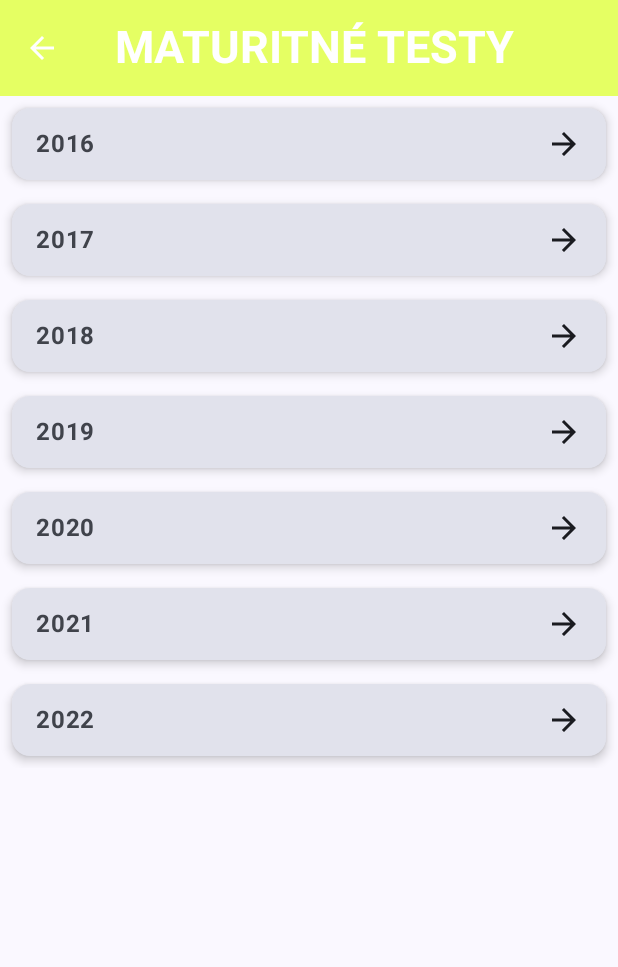
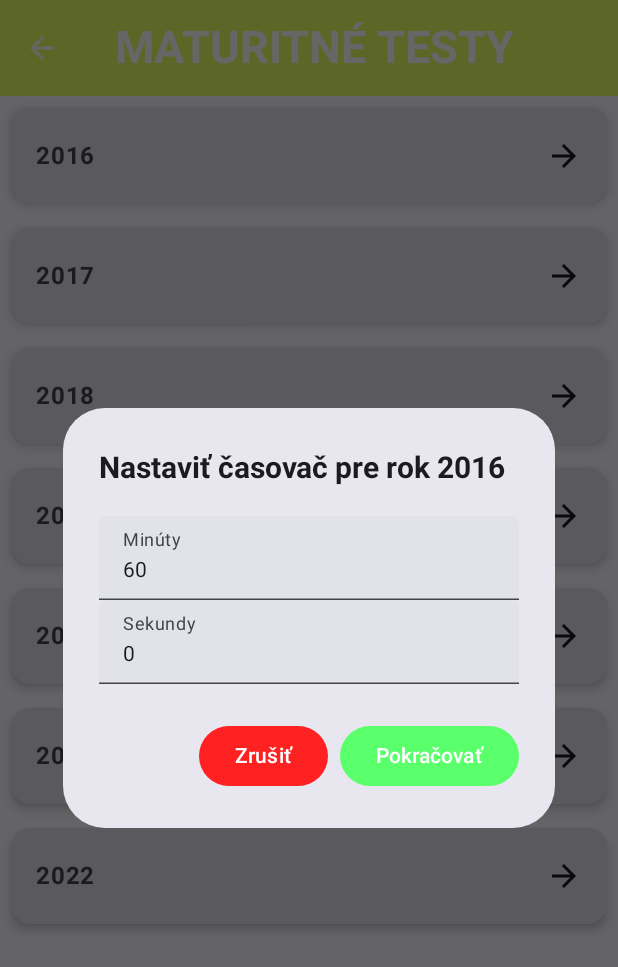
Before and after one commit to maryoxd/Maturant, an Android app built with Jetpack Compose: the MaturitaTestScreen screen opened through its navigation route, after a tap on "2016", on a phone screen of 412 x 824 dp. Shown: the top 967 px of the screen. Run offline under Robolectric (Android 15) with nearby library versions, the light colour scheme and no system bars.

Commit message:
- Pridanie načítavania maturitného testu (bez otázok) - Pridanie časovača (skoro som zomrel) - Opravenie ViewModelu - Všeobecná úprava kódu

```diff
--- a/app/src/main/java/com/example/maturant/MainActivity.kt
+++ b/app/src/main/java/com/example/maturant/MainActivity.kt
@@ -1,16 +1,19 @@
 package com.example.maturant
 
-import com.example.maturant.Topics.DetailScreen
 import android.os.Bundle
 import androidx.activity.ComponentActivity
 import androidx.activity.compose.setContent
 import androidx.navigation.compose.NavHost
+import androidx.navigation.compose.rememberNavController
+import com.example.maturant.maturitaScreens.MaturitaTestScreen
+import com.example.maturant.maturitaScreens.TestScreen
+import com.example.maturant.topics.GrammarTopicsScreen
+import com.example.maturant.topics.LiteratureTopicsScreen
+import com.example.maturant.ui.theme.MaturantTheme
+import androidx.lifecycle.viewmodel.compose.viewModel
 import androidx.navigation.compose.composable
-import androidx.navigation.compose.rememberNavController
-import com.example.maturant.MaturitaScreens.MaturitaTestScreen
-import com.example.maturant.Topics.GrammarTopicsScreen
-import com.example.maturant.Topics.LiteratureTopicsScreen
-import com.example.maturant.ui.theme.MaturantTheme
+import com.example.maturant.topics.DetailScreen
+import com.example.maturant.viewModels.MaturitaViewModel
 
 class MainActivity : ComponentActivity() {
     override fun onCreate(savedInstanceState: Bundle?) {
@@ -18,15 +21,19 @@ class MainActivity : ComponentActivity() {
         setContent {
             MaturantTheme {
                 val navController = rememberNavController()
-                NavHost(navController = navController, startDestination = "mainScreen") {
-                    composable("MainScreen") { MainScreen(navController)}
+                val viewModelMaturitaViewModel: MaturitaViewModel = viewModel()
+                NavHost(navController = navController, startDestination = "MainScreen") {
+                    composable("MainScreen") { MainScreen(navController) }
                     composable("GrammarTopicsScreen") { GrammarTopicsScreen(navController) }
                     composable("LiteratureTopicsScreen") { LiteratureTopicsScreen(navController) }
-                    composable("MaturitaTestScreen") { MaturitaTestScreen(navController) }
+                    composable("MaturitaTestScreen") { MaturitaTestScreen(navController, viewModelMaturitaViewModel) }
+                    composable("TestScreen") {
+                        TestScreen(navController, viewModelMaturitaViewModel)
+                    }
                     composable("DetailScreen/{style}/{source}/{colorName}") { backStackEntry ->
                         DetailScreen(
                             style = backStackEntry.arguments?.getString("style") ?: "",
-                            source = backStackEntry.arguments?.getString("source") ?: "unknown",
+                            source = backStackEntry.arguments?.getString("source") ?: "",
                             colorName = backStackEntry.arguments?.getString("colorName") ?: "Green",
                             navController = navController
                         )
--- a/app/src/main/java/com/example/maturant/MainScreen.kt
+++ b/app/src/main/java/com/example/maturant/MainScreen.kt
@@ -32,7 +32,7 @@ import androidx.lifecycle.viewmodel.compose.viewModel
 import androidx.navigation.NavController
 import com.example.maturant.ui.theme.AppColors
 import com.example.maturant.ui.theme.CommonComponents.BulletPoint
-import com.example.maturant.ViewModels.SharedViewModel
+import com.example.maturant.viewModels.SharedViewModel
 
 
 @Composable
--- a/app/src/main/java/com/example/maturant/MaturitaScreens/MaturitaTestScreen.kt
+++ b/app/src/main/java/com/example/maturant/maturitaScreens/MaturitaTestScreen.kt
@@ -1,53 +1,61 @@
-package com.example.maturant.MaturitaScreens
+package com.example.maturant.maturitaScreens
+
 
 import androidx.navigation.NavController
-import com.example.maturant.ViewModels.MaturitaViewModel
-import androidx.compose.foundation.Image
+import com.example.maturant.viewModels.MaturitaViewModel
 import androidx.compose.foundation.clickable
-import androidx.compose.foundation.layout.Arrangement
 import androidx.compose.foundation.layout.Box
+import androidx.compose.foundation.layout.Column
 import androidx.compose.foundation.layout.Row
-import androidx.compose.foundation.layout.Spacer
-import androidx.compose.foundation.layout.fillMaxSize
 import androidx.compose.foundation.layout.fillMaxWidth
-import androidx.compose.foundation.layout.height
 import androidx.compose.foundation.layout.padding
-import androidx.compose.foundation.layout.width
 import androidx.compose.foundation.lazy.LazyColumn
 import androidx.compose.foundation.lazy.items
+import androidx.compose.foundation.text.KeyboardOptions
 import androidx.compose.material3.Card
 import androidx.compose.material3.CardDefaults
 import androidx.compose.material3.MaterialTheme
-import androidx.compose.material3.Surface
 import androidx.compose.material3.Text
 import androidx.compose.runtime.Composable
 import androidx.compose.ui.Alignment
 import androidx.compose.ui.Modifier
 import androidx.compose.ui.graphics.Color
-import androidx.compose.ui.graphics.RectangleShape
 import androidx.compose.ui.text.font.FontWeight
 import androidx.compose.ui.unit.dp
 import androidx.compose.material.icons.Icons
 import androidx.compose.material.icons.automirrored.filled.ArrowBack
 import androidx.compose.material.icons.automirrored.filled.ArrowForward
-import androidx.compose.material.icons.automirrored.filled.KeyboardArrowRight
+import androidx.compose.material3.AlertDialog
+import androidx.compose.material3.Button
+import androidx.compose.material3.ButtonDefaults
 import androidx.compose.material3.ExperimentalMaterial3Api
 import androidx.compose.material3.Icon
 import androidx.compose.material3.IconButton
 import androidx.compose.material3.Scaffold
+import androidx.compose.material3.TextField
 import androidx.compose.material3.TopAppBar
 import androidx.compose.material3.TopAppBarDefaults
-import androidx.compose.ui.res.painterResource
+import androidx.compose.runtime.getValue
+import androidx.compose.runtime.mutableStateOf
+import androidx.compose.runtime.remember
+import androidx.compose.runtime.setValue
+import androidx.compose.ui.text.input.KeyboardType
 import androidx.compose.ui.unit.sp
 import androidx.lifecycle.viewmodel.compose.viewModel
 import com.example.maturant.ui.theme.AppColors
-import com.example.maturant.ui.theme.CommonComponents.BulletPoint
-import com.example.maturant.ViewModels.SharedViewModel
+
 
 
 @OptIn(ExperimentalMaterial3Api::class)
 @Composable
 fun MaturitaTestScreen(navController: NavController, viewModel: MaturitaViewModel = viewModel()) {
+    if (viewModel.showDialog.value) {
+        TimerSetupDialog(
+            year = viewModel.selectedYear.value,
+            navController = navController,
+            viewModel = viewModel
+        )
+    }
     Scaffold(
         topBar = {
             TopAppBar(
@@ -80,7 +88,7 @@ fun MaturitaTestScreen(navController: NavController, viewModel: MaturitaViewMode
             LazyColumn(modifier = Modifier.padding(innerPadding)) {
                 items(listOf("2016", "2017", "2018", "2019", "2020", "2021", "2022")) { year ->
                     YearItem(year = year, onClick = {
-                        navController.navigate("MaturitaDetail/$year")
+                        viewModel.onYearClick(year)
                     })
                 }
             }
@@ -95,12 +103,12 @@ fun YearItem(year: String, onClick: () -> Unit) {
             .fillMaxWidth()
             .clickable(onClick = onClick)
             .padding(8.dp),
-        colors = CardDefaults.cardColors(containerColor = MaterialTheme.colorScheme.surfaceVariant), // Tmavšia verzia pozadia pre lepšiu viditeľnosť
+        colors = CardDefaults.cardColors(containerColor = MaterialTheme.colorScheme.surfaceVariant),
         elevation = CardDefaults.cardElevation(defaultElevation = 4.dp)
     ) {
         Row(
             verticalAlignment = Alignment.CenterVertically,
-            modifier = Modifier.padding(horizontal = 16.dp, vertical = 12.dp)
+            modifier = Modifier.padding(horizontal = 16.dp, vertical = 20.dp)
         ) {
             Text(
                 text = year,
@@ -115,3 +123,57 @@ fun YearItem(year: String, onClick: () -> Unit) {
         }
     }
 }
+
+@Composable
+fun TimerSetupDialog(year: String, navController: NavController, viewModel: MaturitaViewModel) {
+    var minutesText by remember { mutableStateOf("60") }
+    var secondsText by remember { mutableStateOf("0") }
+
+    AlertDialog(
+        onDismissRequest = { viewModel.hideDialog() },
+        title = {
+            Text("Nastaviť časovač pre rok $year", fontSize = 20.sp, fontWeight = FontWeight.Bold)
+        },
+        text = {
+            Column {
+                TextField(
+                    value = minutesText,
+                    onValueChange = { if (it.length <= 2 && it.all { char -> char.isDigit() }) minutesText = it },
+                    label = { Text("Minúty") },
+                    keyboardOptions = KeyboardOptions(keyboardType = KeyboardType.Number),
+                    singleLine = true
+                )
+                TextField(
+                    value = secondsText,
+                    onValueChange = { if (it.length <= 2 && it.all { char -> char.isDigit() }) secondsText = it },
+                    label = { Text("Sekundy") },
+                    keyboardOptions = KeyboardOptions(keyboardType = KeyboardType.Number),
+                    singleLine = true
+                )
+            }
+        },
+        confirmButton = {
+            Button(
+                onClick = {
+                    val minutes = minutesText.toIntOrNull() ?: 0
+                    val seconds = secondsText.toIntOrNull() ?: 0
+                    if (minutes > 0 || seconds > 0) {
+                        viewModel.initTimerAndStart(year, minutes, seconds)
+                        navController.navigate("TestScreen") {
+                            popUpTo("MaturitaTestScreen") { inclusive = false }
+                        }
+                        viewModel.hideDialog()
+                    }
+                },
+                colors = ButtonDefaults.buttonColors(containerColor = AppColors.Green)
+            ) {
+                Text("Pokračovať")
+            }
+        },
+        dismissButton = {
+            Button(onClick = { viewModel.hideDialog() }, colors = ButtonDefaults.buttonColors(containerColor = AppColors.Red)) {
+                Text("Zrušiť")
+            }
+        }
+    )
+}
--- a/app/src/main/java/com/example/maturant/Topics/GrammarTopicsScreen.kt
+++ b/app/src/main/java/com/example/maturant/topics/GrammarTopicsScreen.kt
@@ -1,6 +1,6 @@
-package com.example.maturant.Topics
+package com.example.maturant.topics
 
-import com.example.maturant.ViewModels.SharedViewModel
+import com.example.maturant.viewModels.SharedViewModel
 import androidx.compose.foundation.layout.*
 import androidx.compose.foundation.lazy.LazyColumn
 import androidx.compose.foundation.lazy.itemsIndexed
--- a/app/src/main/java/com/example/maturant/Topics/LiteratureTopicsScreen.kt
+++ b/app/src/main/java/com/example/maturant/topics/LiteratureTopicsScreen.kt
@@ -1,6 +1,6 @@
-package com.example.maturant.Topics
+package com.example.maturant.topics
 
-import com.example.maturant.ViewModels.SharedViewModel
+import com.example.maturant.viewModels.SharedViewModel
 import androidx.compose.foundation.layout.*
 import androidx.compose.foundation.lazy.LazyColumn
 import androidx.compose.foundation.lazy.itemsIndexed
@@ -71,7 +71,6 @@ fun LiteratureTopicsScreen(navController: NavController, viewModel: SharedViewMo
                         .padding(
                             top = innerPadding.calculateTopPadding()
                         ),
-
                     verticalArrangement = Arrangement.Top,
                     horizontalAlignment = Alignment.CenterHorizontally
                 ) {
@@ -84,7 +83,6 @@ fun LiteratureTopicsScreen(navController: NavController, viewModel: SharedViewMo
                             }
                         }
                     }
-
                 }
             }
         )
--- a/app/src/main/java/com/example/maturant/Topics/Loading/AuthorInfo.kt
+++ b/app/src/main/java/com/example/maturant/topics/loading/AuthorInfo.kt
@@ -1,4 +1,4 @@
-package com.example.maturant.Topics.Loading
+package com.example.maturant.topics.loading
 
 
 data class AuthorInfo(
--- a/app/src/main/java/com/example/maturant/Topics/Loading/Info.kt
+++ b/app/src/main/java/com/example/maturant/topics/loading/Info.kt
@@ -1,4 +1,4 @@
-package com.example.maturant.Topics.Loading
+package com.example.maturant.topics.loading
 
 interface Info {
     val about: String
--- a/app/src/main/java/com/example/maturant/Topics/Loading/StyleInfo.kt
+++ b/app/src/main/java/com/example/maturant/topics/loading/StyleInfo.kt
@@ -1,4 +1,4 @@
-package com.example.maturant.Topics.Loading
+package com.example.maturant.topics.loading
 
 data class StyleInfo(
     override val about: String,
--- a/app/src/main/java/com/example/maturant/ui/theme/AppColors.kt
+++ b/app/src/main/java/com/example/maturant/ui/theme/AppColors.kt
@@ -14,6 +14,7 @@ object AppColors {
     val LightBlue = Color(0xFF5CB5FF)
     val LightPurple = Color(0xFFAE88FF)
     val Black = Color(0xFF000000)
+    val Red = Color(0xFFFE2121)
 
     val colorsMap = mapOf(
         "LightestGreen" to LightestGreen,
@@ -25,6 +26,7 @@ object AppColors {
         "Blue" to Blue,
         "Black" to Black,
         "LightBlue" to LightBlue,
-        "LightPurple" to LightPurple
+        "LightPurple" to LightPurple,
+        "Red" to Red
     )
 }
--- /dev/null
+++ b/app/src/main/java/com/example/maturant/viewModels/MaturitaViewModel.kt
@@ -0,0 +1,63 @@
+package com.example.maturant.viewModels
+
+import androidx.compose.runtime.mutableStateOf
+import androidx.lifecycle.ViewModel
+import androidx.lifecycle.viewModelScope
+import kotlinx.coroutines.delay
+import kotlinx.coroutines.flow.MutableStateFlow
+import kotlinx.coroutines.flow.asStateFlow
+import kotlinx.coroutines.launch
+
+class MaturitaViewModel : ViewModel() {
+    val showDialog = mutableStateOf(false)
+    val selectedYear = mutableStateOf("")
+
+    private val _remainingTime = MutableStateFlow(0)
+    private val _answeredQuestions = MutableStateFlow(0)
+    private val _totalQuestions = MutableStateFlow(64)
+
+    val remainingTime = _remainingTime.asStateFlow()
+    val answeredQuestions = _answeredQuestions.asStateFlow()
+    val totalQuestions = _totalQuestions.asStateFlow()
+
+    fun onYearClick(year: String) {
+        selectedYear.value = year
+        showDialog.value = true
+    }
+
+    fun hideDialog() {
+        showDialog.value = false
+    }
+
+    fun initTimerAndStart(year: String, minutes: Int, seconds: Int) {
+        selectedYear.value = year
+        val totalSeconds = minutes * 60 + seconds
+        startTimer(totalSeconds)
+    }
+
+    private fun startTimer(totalSeconds: Int) {
+        _remainingTime.value = totalSeconds
+        viewModelScope.launch {
+            while (_remainingTime.value > 0) {
+                delay(1000)
+                _remainingTime.value -= 1
+            }
+        }
+    }
+
+    fun incrementAnsweredQuestions() {
+        if (_answeredQuestions.value < _totalQuestions.value) {
+            _answeredQuestions.value++
+        }
+    }
+
+    fun decrementAnsweredQuestions() {
+        if (_answeredQuestions.value > 0) {
+            _answeredQuestions.value--
+        }
+    }
+
+    fun resetTimer() {
+        _remainingTime.value = 0
+    }
+}
--- a/app/src/main/java/com/example/maturant/ViewModels/SharedViewModel.kt
+++ b/app/src/main/java/com/example/maturant/viewModels/SharedViewModel.kt
@@ -1,4 +1,4 @@
-package com.example.maturant.ViewModels
+package com.example.maturant.viewModels
 
 import android.content.Context
 import androidx.compose.runtime.mutableStateOf
```
Also changed, not shown: app/src/main/java/com/example/maturant/ViewModels/MaturitaViewModel.kt (deleted, +0 -7 lines), app/src/main/java/com/example/maturant/maturitaScreens/TestScreen.kt (added, +93 -0 lines), app/src/main/java/com/example/maturant/topics/DetailScreen.kt (renamed from app/src/main/java/com/example/maturant/Topics/DetailScreen.kt, +5 -5 lines).
